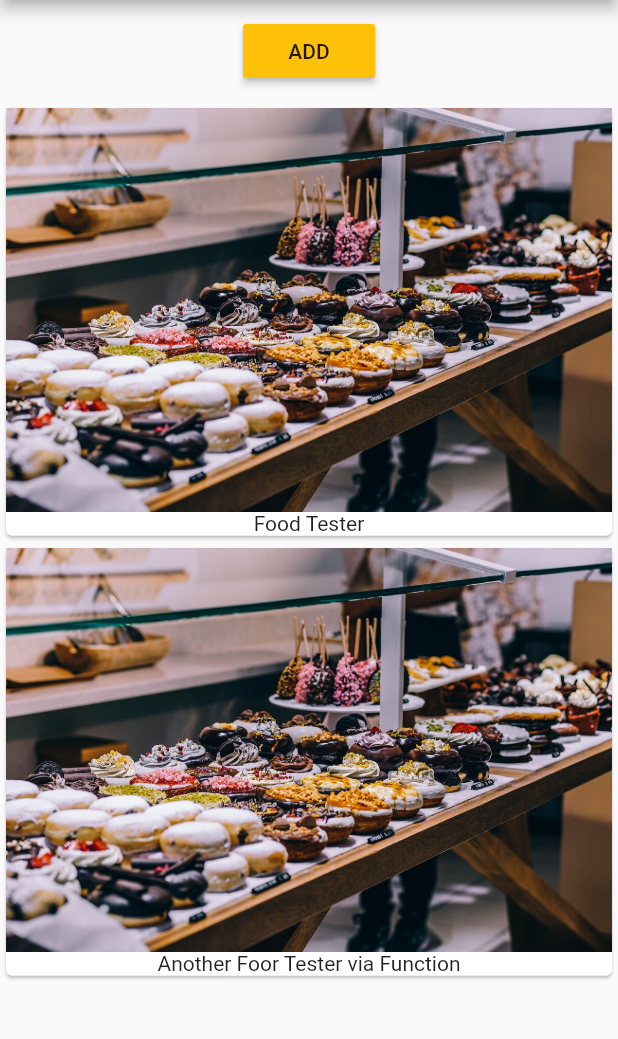
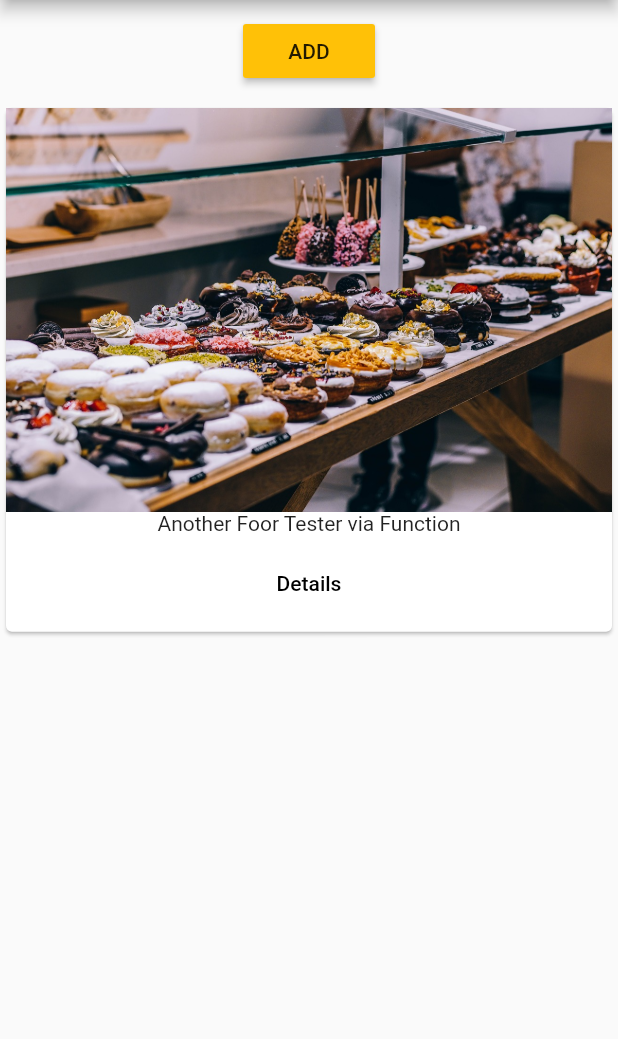
Before and after one commit to Nata8ify/flutter_app_workshop, a Flutter app: the screen it shows after launch, after a tap on "ADD", on a phone screen of 412 x 824 dp, the part 84-1123 px from its top. Run offline on Flutter 3.47's test engine with Material 2 defaults, Android fonts, the phone set to English and light mode, and no system bars.

Commit message:
Try Navigator, Theme, ListView and its builder and Condition Rendering

```diff
--- a/lib/main.dart
+++ b/lib/main.dart
@@ -1,5 +1,7 @@
 import 'package:flutter/material.dart';
+import 'package:flutterapptutor/pages/home.dart';
 import 'package:flutterapptutor/product_manager.dart';
+import 'package:flutter/rendering.dart';
 
 void main() {
   runApp(MyApp());
@@ -13,12 +15,7 @@ class MyApp extends StatelessWidget {
       theme: ThemeData(
         primaryColor: Colors.amber
       ),
-      home: Scaffold(
-        appBar: AppBar(
-          title:Text("EasyList"),
-        ),
-        body: ProductManager(),
-      ),
+      home: HomeWidget(),
     );
   }
 }
--- /dev/null
+++ b/lib/pages/home.dart
@@ -0,0 +1,16 @@
+
+import 'package:flutter/material.dart';
+import '../product_manager.dart';
+
+class HomeWidget extends StatelessWidget {
+
+  @override
+  Widget build(BuildContext context) {
+    return Scaffold(
+      appBar: AppBar(
+        title:Text("EasyList"),
+      ),
+      body: ProductManager(),
+    );
+  }
+}
--- /dev/null
+++ b/lib/pages/product.dart
@@ -0,0 +1,23 @@
+import 'package:flutter/material.dart';
+
+class ProductDetail extends StatelessWidget {
+  @override
+  Widget build(BuildContext context) {
+    return Scaffold(
+      appBar: AppBar(
+        title: Text("Product Detail"),
+      ),
+      body: Center(
+        child: Column(
+          children: <Widget>[
+            Text("Unimplemented"),
+            RaisedButton(
+              child: Text("Back"),
+              onPressed: () { Navigator.pop(context); },
+            )
+          ],
+        ),
+      ),
+    );
+  }
+}
--- a/lib/product_manager.dart
+++ b/lib/product_manager.dart
@@ -16,7 +16,7 @@ class ProductManager extends StatefulWidget {
 
   class _ProductManagerState extends State<ProductManager> {
 
-    List<String> _products = ['Food Tester'];
+    final List<String> _products = [];
 
     @override
     Widget build(BuildContext context) {
@@ -26,8 +26,8 @@ class ProductManager extends StatefulWidget {
             margin: EdgeInsets.all(10),
             child: ProductControl(addProduct: addProduct,),
           ),
-          Product(products: _products,)
-        ],
+           Expanded(child : _buildProductList(),)
+      ],
       );
     }
 
@@ -37,4 +37,14 @@ class ProductManager extends StatefulWidget {
         });
     }
 
+    Widget _buildProductList() {
+      Widget product;
+      if (_products.length > 0) {
+        product = Product(products: _products,);
+      } else {
+        product = Center(child: Text("No Product Available"));
+      }
+      return product;
+    }
+
   }
--- a/lib/products.dart
+++ b/lib/products.dart
@@ -1,4 +1,5 @@
 import 'package:flutter/material.dart';
+import 'package:flutterapptutor/pages/product.dart';
 
 class Product extends StatelessWidget {
 
@@ -8,15 +9,26 @@ class Product extends StatelessWidget {
 
   @override
   Widget build(BuildContext context) {
-    return Column(
-      children: products.map((e) => Card(
-        child: Column(
-          children: <Widget>[
-            Image.asset("assests/food.jpg"),
-            Text(e)
-          ],
-        ),
-      )).toList(),
+    return ListView.builder(
+      itemBuilder: _buildProductList, itemCount: products.length,);
+  }
+
+  Widget _buildProductList(BuildContext context, int index) {
+    return Card(
+      child: Column(
+        children: <Widget>[
+          Image.asset("assests/food.jpg"),
+          Text(products[index]),
+          ButtonBar(
+            alignment: MainAxisAlignment.center,
+            children: <Widget>[
+              FlatButton(child: Text("Details"), onPressed: (){
+                Navigator.push(context, MaterialPageRoute(builder: (BuildContext context) =>  ProductDetail() ));
+              },)
+            ],
+          )
+        ],
+      ),
     );
   }
 
```
